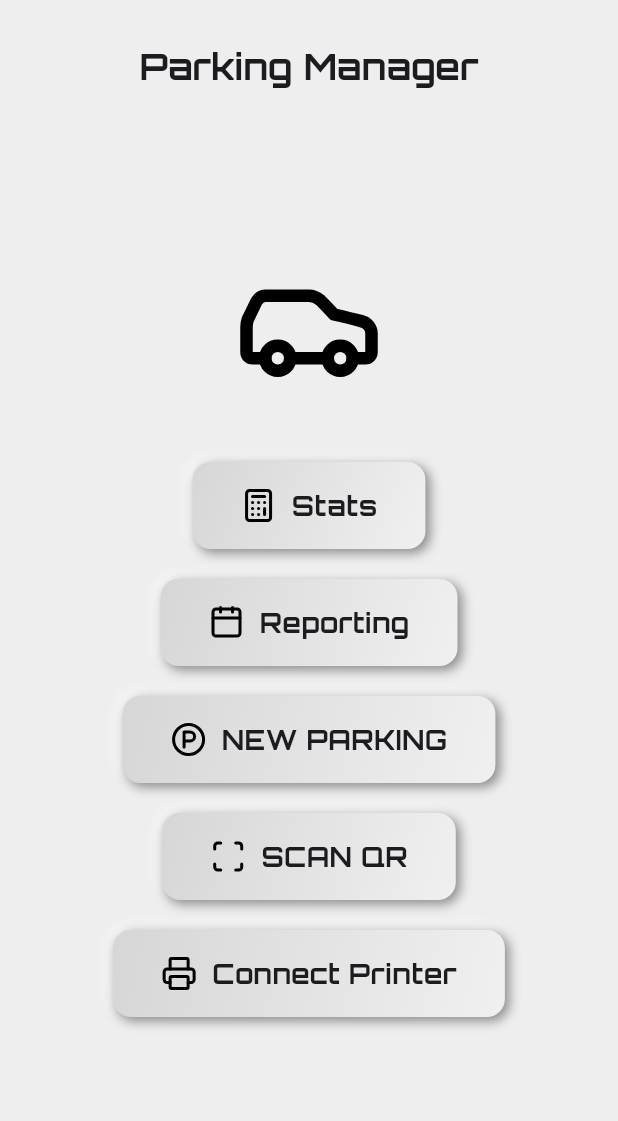
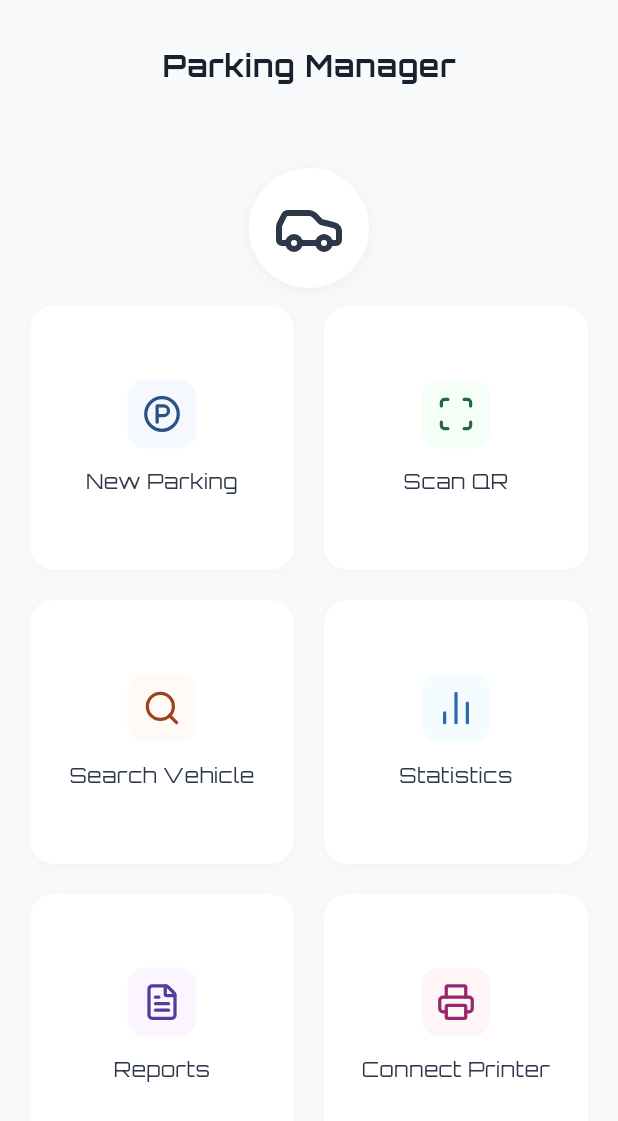
Before and after one commit to Umaiir11/Parking-Printer, a Flutter app: the screen it shows after launch, on a phone screen of 412 x 824 dp. Shown: the top 1121 px of the screen. Run offline on Flutter 3.47's test engine with Material 3 defaults, Android fonts, the phone set to English and light mode, and no system bars; drawn by our look-alikes of flutter_animate; our stand-ins replace cloud_firestore, firebase_core, fl_chart, flutter_blue_plus, flutter_neumorphic_plus, get and 3 more; missing offline and left inert: esc_pos_utils, mobile_scanner; accounts and stored records are empty.

Commit message:
changers 10 march

```diff
--- a/lib/view/home_view.dart
+++ b/lib/view/home_view.dart
@@ -13,81 +13,206 @@ import 'package:flutter_animate/flutter_animate.dart';
 class HomeView extends StatelessWidget {
   final ParkingViewModel vm = Get.put(ParkingViewModel());
 
+  // Define feature tiles with their associated properties
+  final List<Map<String, dynamic>> featureTiles = [
+    {
+      'title': 'New Parking',
+      'icon': LucideIcons.parkingCircle,
+      'color': Color(0xFFF5F9FF),
+      'accentColor': Color(0xFF2C5282),
+      'onTap': () => Get.to(() => ParkingFormView()),
+    },
+    {
+      'title': 'Scan QR',
+      'icon': LucideIcons.scan,
+      'color': Color(0xFFF5FFF7),
+      'accentColor': Color(0xFF276749),
+      'onTap': () => Get.to(() => ScanView()),
+    },
+    {
+      'title': 'Search Vehicle',
+      'icon': LucideIcons.search,
+      'color': Color(0xFFFFFAF5),
+      'accentColor': Color(0xFF9C4221),
+      'onTap': () => Get.to(() => ScanView()),
+    },
+    {
+      'title': 'Statistics',
+      'icon': LucideIcons.barChart2,
+      'color': Color(0xFFF5FCFF),
+      'accentColor': Color(0xFF2B6CB0),
+      'onTap': () => Get.to(() => ParkingStatsView()),
+    },
+    {
+      'title': 'Reports',
+      'icon': LucideIcons.fileText,
+      'color': Color(0xFFFAF5FF),
+      'accentColor': Color(0xFF553C9A),
+      'onTap': () => Get.to(() => MonthlyParkingReportView()),
+    },
+    {
+      'title': 'Connect Printer',
+      'icon': LucideIcons.printer,
+      'color': Color(0xFFFFF5F7),
+      'accentColor': Color(0xFF97266D),
+      'onTap': () => Get.to(() => PrintersAvailableView()),
+    },
+  ];
+
   @override
   Widget build(BuildContext context) {
     return Scaffold(
-      backgroundColor: NeumorphicTheme.baseColor(context),
+      backgroundColor: Color(0xFFF8FAFC),
       appBar: NeumorphicAppBar(
-        title: Text('Parking Manager', style: TextStyle(fontWeight: FontWeight.bold)),
+        title: Text(
+            'Parking Manager',
+            style: TextStyle(
+              fontWeight: FontWeight.w600,
+              fontSize: 20,
+              letterSpacing: 0.5,
+              color: Color(0xFF1A202C),
+            )
+        ),
         centerTitle: true,
+        color: Color(0xFFF8FAFC),
       ),
-      body: Center(
+      body: SafeArea(
         child: Column(
           children: [
-            SizedBox(height: 80),
-            Icon(
-              LucideIcons.car,
-              size: 100, // Set the size of the icon
-              color: NeumorphicTheme.defaultTextColor(context), // Color of the icon
-            ).animate().fadeIn(duration: 500.ms).slide(begin: Offset(0, -30), duration: 600.ms, curve: Curves.easeOut),
-            SizedBox(height: 40),
-
-            _neumorphicButton(
-              onPressed: () => Get.to(() => ParkingStatsView()),
-
-              text: 'Stats',
-              icon: LucideIcons.calculator,
+            SizedBox(height: 24),
+            // Logo and app name section with subtle animation
+            Center(
+              child: Column(
+                children: [
+                  Container(
+                    padding: EdgeInsets.all(16),
+                    decoration: BoxDecoration(
+                      color: Colors.white,
+                      shape: BoxShape.circle,
+                      boxShadow: [
+                        BoxShadow(
+                          color: Colors.black.withOpacity(0.05),
+                          blurRadius: 10,
+                          offset: Offset(0, 2),
+                        ),
+                      ],
+                    ),
+                    child: Icon(
+                      LucideIcons.car,
+                      size: 48,
+                      color: Color(0xFF2D3748),
+                    ),
+                  ).animate()
+                      .fadeIn(duration: 800.ms, curve: Curves.easeOut),
+                  SizedBox(height: 12),
+                ],
+              ),
+            ),
+            // Feature grid with refined styling and fixed overflow
+            Expanded(
+              child: Padding(
+                padding: const EdgeInsets.symmetric(horizontal: 20),
+                child: GridView.builder(
+                  physics: BouncingScrollPhysics(),
+                  gridDelegate: SliverGridDelegateWithFixedCrossAxisCount(
+                    crossAxisCount: 2,
+                    crossAxisSpacing: 20,
+                    mainAxisSpacing: 20,
+                    childAspectRatio: 1.0, // Adjusted ratio to prevent overflow
+                  ),
+                  itemCount: featureTiles.length,
+                  itemBuilder: (context, index) {
+                    return _buildFeatureTile(
+                      context: context,
+                      title: featureTiles[index]['title'],
+                      icon: featureTiles[index]['icon'],
+                      color: featureTiles[index]['color'],
+                      accentColor: featureTiles[index]['accentColor'],
+                      onTap: featureTiles[index]['onTap'],
+                      index: index,
+                    );
+                  },
+                ),
+              ),
             ),
             SizedBox(height: 20),
-            _neumorphicButton(
-              onPressed: () => Get.to(() => MonthlyParkingReportView()),
-
-              text: 'Reporting',
-              icon: LucideIcons.calendar,
-            ),
-            SizedBox(height: 20),
-
-            _neumorphicButton(
-              onPressed: () => Get.to(() => ParkingFormView()),
-              text: 'NEW PARKING',
-              icon: LucideIcons.parkingCircle,
-            ),
-            SizedBox(height: 20),
-            _neumorphicButton(
-              onPressed: () => Get.to(() => ScanView()),
-              text: 'SCAN QR',
-              icon: LucideIcons.scan,
-            ),SizedBox(height: 20),
-            _neumorphicButton(
-              onPressed: () => Get.to(() => PrintersAvailableView()),
-              text: 'Connect Printer',
-              icon: LucideIcons.printer,
-            ),
-            Spacer(flex: 2),
           ],
         ),
       ),
     );
   }
 
-  Widget _neumorphicButton({required VoidCallback onPressed, required String text, required IconData icon}) {
-    return NeumorphicButton(
-      onPressed: onPressed,
-      style: NeumorphicStyle(
-        depth: 5,
-        intensity: 0.8,
-        shape: NeumorphicShape.concave,
-        boxShape: NeumorphicBoxShape.roundRect(BorderRadius.circular(12)),
-      ),
-      padding: EdgeInsets.symmetric(horizontal: 32, vertical: 16),
-      child: Row(
-        mainAxisSize: MainAxisSize.min,
-        children: [
-          Icon(icon, size: 24, color: NeumorphicTheme.defaultTextColor(Get.context!)),
-          SizedBox(width: 10),
-          Text(text, style: TextStyle(fontSize: 18, fontWeight: FontWeight.bold)),
+  Widget _buildFeatureTile({
+    required BuildContext context,
+    required String title,
+    required IconData icon,
+    required Color color,
+    required Color accentColor,
+    required VoidCallback onTap,
+    required int index,
+  }) {
+    return Container(
+      decoration: BoxDecoration(
+        color: Colors.white,
+        borderRadius: BorderRadius.circular(16),
+        boxShadow: [
+          BoxShadow(
+            color: Colors.black.withOpacity(0.03),
+            blurRadius: 8,
+            offset: Offset(0, 2),
+          ),
         ],
       ),
-    ).animate().scale( duration: 150.ms).then().scale( duration: 150.ms); // Boom effect
+      child: ClipRRect(
+        borderRadius: BorderRadius.circular(16),
+        child: Material(
+          color: Colors.transparent,
+          child: InkWell(
+            onTap: onTap,
+            splashColor: accentColor.withOpacity(0.08),
+            highlightColor: accentColor.withOpacity(0.04),
+            child: Padding(
+              padding: EdgeInsets.symmetric(horizontal: 12, vertical: 16),
+              child: Column(
+                mainAxisAlignment: MainAxisAlignment.center,
+                crossAxisAlignment: CrossAxisAlignment.center,
+                children: [
+                  Container(
+                    padding: EdgeInsets.all(10),
+                    decoration: BoxDecoration(
+                      color: color,
+                      borderRadius: BorderRadius.circular(12),
+                    ),
+                    child: Icon(
+                      icon,
+                      size: 26,
+                      color: accentColor,
+                    ),
+                  ).animate()
+                      .fadeIn(duration: 1000.ms, delay: 150.ms * index),
+                  SizedBox(height: 12), // Reduced vertical spacing
+                  // Wrapped in Flexible to handle overflow
+                  Flexible(
+                    child: Text(
+                      title,
+                      textAlign: TextAlign.center,
+                      maxLines: 2, // Allow two lines for longer text
+                      overflow: TextOverflow.ellipsis, // Handle any remaining overflow
+                      style: TextStyle(
+                        fontSize: 14, // Slightly smaller font
+                        fontWeight: FontWeight.w500,
+                        color: Color(0xFF2D3748),
+                      ),
+                    ),
+                  ),
+                ],
+              ),
+            ),
+          ),
+        ),
+      ),
+    ).animate()
+        .fadeIn(delay: 100.ms * index, duration: 800.ms)
+        .slideY(begin: 0.05, end: 0, delay: 100.ms * index, duration: 800.ms, curve: Curves.easeOutQuint);
   }
 }
--- a/lib/view/parking_form.dart
+++ b/lib/view/parking_form.dart
@@ -35,7 +35,7 @@ class ParkingFormView extends StatelessWidget {
               Padding(
                 padding: const EdgeInsets.only(top: 5, left: 5, bottom: 5),
                 child: Text(
-                  "If you leave this field empty, the parking per hour rate will be 50 AED.",
+                  "If you leave this field empty, the parking per hour rate will be 5 AED.",
                   style: TextStyle(color: Colors.red, fontSize: 12),
                 ),
               ).animate().scale(duration: 300.ms).fadeIn(duration: 500.ms, delay: 600.ms).slide(begin: Offset(-30, 0), duration: 500.ms, curve: Curves.easeOutCubic),
@@ -66,8 +66,6 @@ class ParkingFormView extends StatelessWidget {
                 // Phone Icon
                 label: 'Phone Number',
                 onChanged: (v) => vm.currentParking.value.phoneNumber = v,
-                isRequired: true,
-                errorMsg: 'Phone number is required',
               ),
               _buildAnimatedTextField(
                 icon: LucideIcons.badgeCheck, // ID Card Icon
--- a/pubspec.yaml
+++ b/pubspec.yaml
@@ -51,6 +51,7 @@ dependencies:
   flutter_blue_plus: ^1.35.2
   permission_handler: any
   fl_chart: ^0.70.2
+  uuid:
 dev_dependencies:
   flutter_test:
     sdk: flutter
```
Also changed, not shown: lib/repo/parking_repo.dart (+8 -6 lines), lib/view/parking_report_view.dart (+45 -18 lines), lib/view_model/parking_viewmodel.dart (+52 -4 lines), pubspec.lock. Lines whose indentation alone changed are shown as unchanged.
